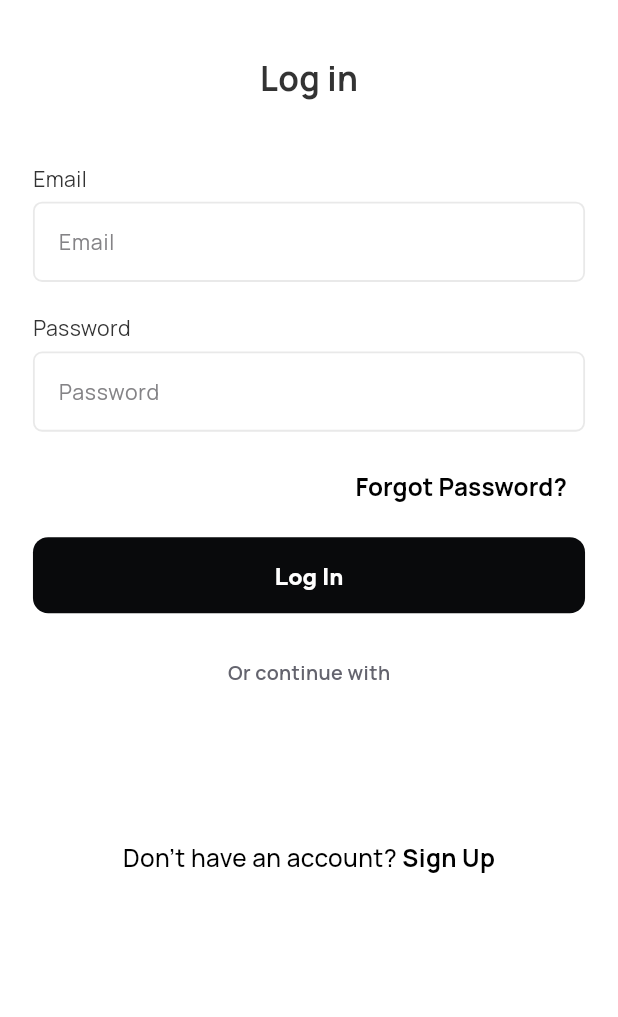
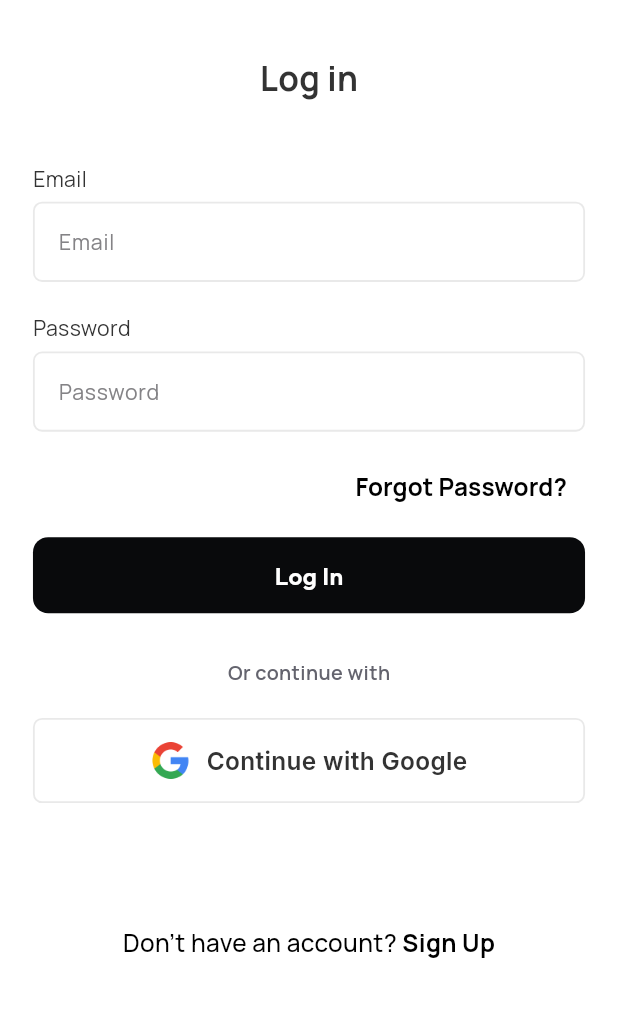
Before and after one commit to terabitdev/atella, a Flutter app: the screen it shows after launch, after a tap on "Join Now", on a phone screen of 412 x 824 dp, the part 129-1146 px from its top. Run offline on Flutter 3.47's test engine with Material 3 defaults, Android fonts, the phone set to English and light mode, and no system bars; our stand-ins replace cloud_firestore, dotted_border, firebase_auth, firebase_core, firebase_storage, flutter_dotenv and 10 more; accounts and stored records are empty; network calls fail.

Commit message:
Code pushed

```diff
--- a/lib/Modules/Auth/Controllers/login_controller.dart
+++ b/lib/Modules/Auth/Controllers/login_controller.dart
@@ -52,6 +52,7 @@ class LoginController extends GetxController {
         'User successfully logged in',
         backgroundColor: Colors.black,
         colorText: Colors.white,
+
       );
       // Success
       Get.offAllNamed('/nav_bar');
@@ -71,7 +72,7 @@ class LoginController extends GetxController {
       }
     }
   }
-
+//sign with Google
   Future<void> loginWithGoogle() async {
     isGoogleLoading.value = true;
     final result = await _authService.signInWithGoogle();
--- a/lib/Modules/Auth/View/Screens/login_screen.dart
+++ b/lib/Modules/Auth/View/Screens/login_screen.dart
@@ -101,20 +101,18 @@ class LoginScreen extends StatelessWidget {
                   ),
                 ),
                 SizedBox(height: 20.h),
-
-                /// Google Button (module widget)
-                // Obx(
-                //   () => GoogleRoundButton(
-                //     title: "Continue with Google",
-                //     onTap: controller.isGoogleLoading.value
-                //         ? () {}
-                //         : () {
-                //             controller.loginWithGoogle();
-                //           },
-                //     color: const Color.fromRGBO(255, 255, 255, 1),
-                //     loading: controller.isGoogleLoading.value,
-                //   ),
-                // ),
+                Obx(
+                  () => GoogleRoundButton(
+                    title: "Continue with Google",
+                    onTap: controller.isGoogleLoading.value
+                        ? () {}
+                        : () {
+                            controller.loginWithGoogle();
+                          },
+                    color: const Color.fromRGBO(255, 255, 255, 1),
+                    loading: controller.isGoogleLoading.value,
+                  ),
+                ),
                 SizedBox(height: 80.h),
                 Row(
                   mainAxisAlignment: MainAxisAlignment.center,
--- a/pubspec.yaml
+++ b/pubspec.yaml
@@ -53,7 +53,7 @@ dependencies:
   flutter_dotenv: ^5.2.1
   pdf: ^3.11.1
   path_provider: ^2.1.2
-  google_sign_in: ^7.1.1
+  google_sign_in: ^6.2.2
 
 dev_dependencies:
   flutter_test:
```
Also changed, not shown: lib/services/firebase/services/auth_service.dart (+18 -39 lines), lib/firebase_options.dart (added), pubspec.lock, 4 other files.
